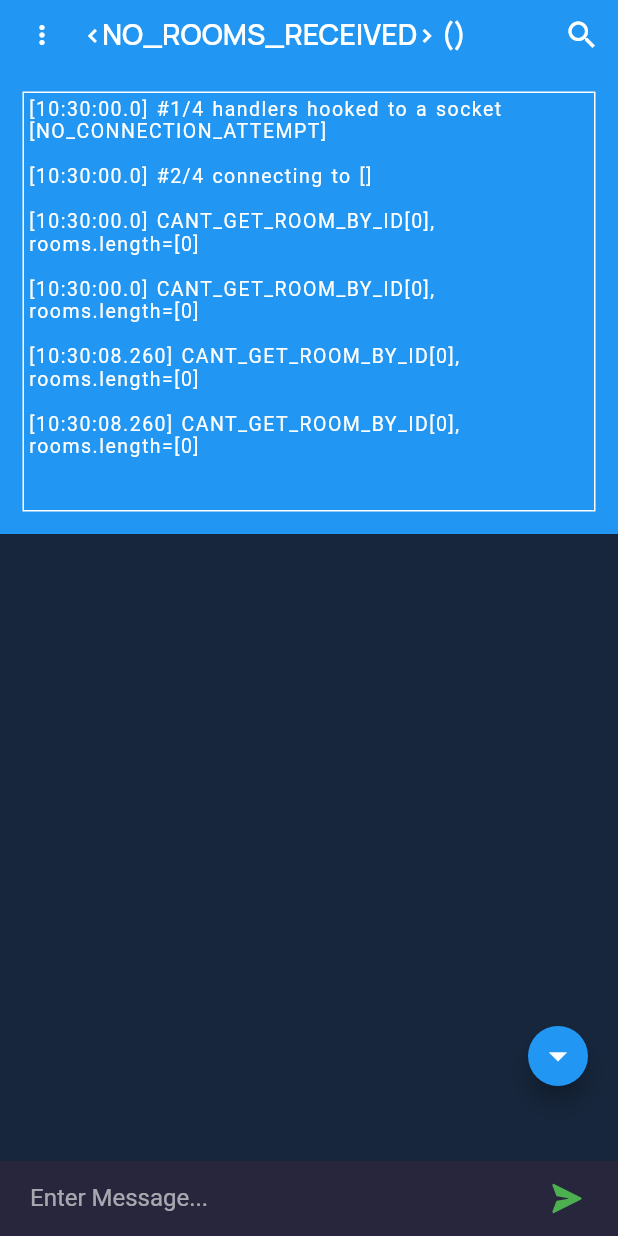
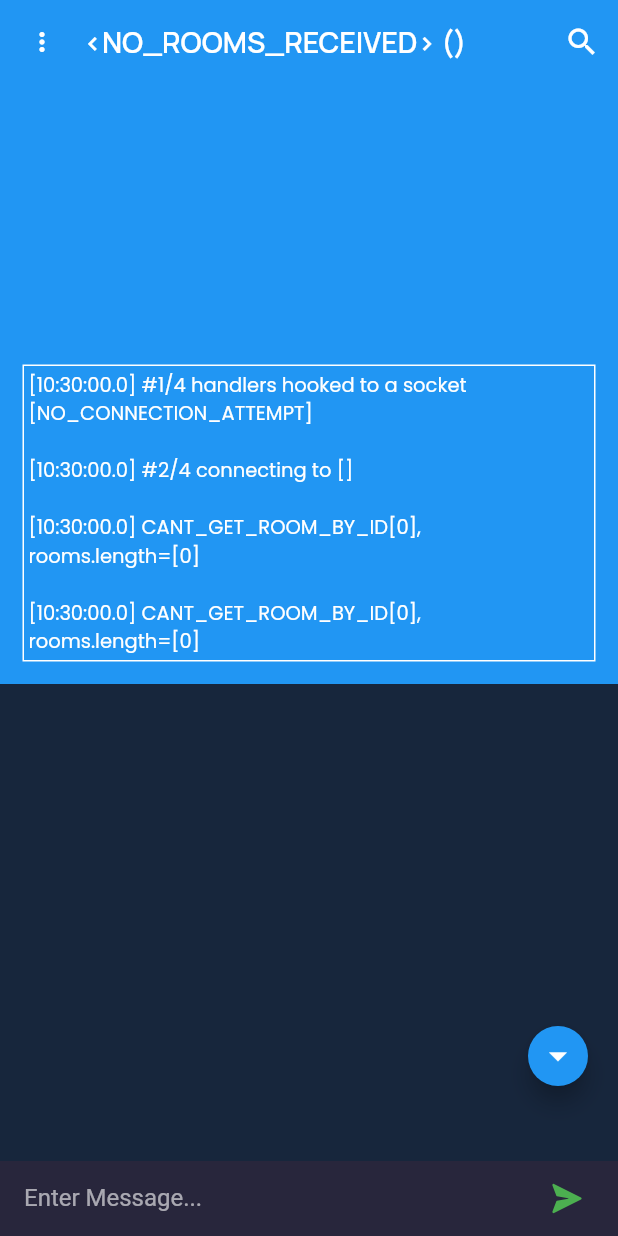
Before and after one commit to worldexplorer/shopping_list_flutter, a Flutter app: the screen it shows after launch, after a tap on the "search" icon, on a phone screen of 412 x 824 dp. Run offline on Flutter 3.47's test engine with Material 2 defaults, Android fonts, the phone set to English and light mode, and no system bars; our stand-ins replace fluentui_system_icons, flutter_hooks, flutter_styled_toast, google_fonts, hooks_riverpod, socket_io_client; accounts and stored records are empty; network calls fail.

Commit message:
+ctxMenu TODO: onTap() receives parent's Container tap

```diff
--- a/lib/utils/routes.dart
+++ b/lib/utils/routes.dart
@@ -49,7 +49,7 @@ class Router extends ChangeNotifier {
       page: Page.Log,
       title: "Log",
       path: '/log',
-      widget: (BuildContext context) => const Log(),
+      widget: (BuildContext context) => Log(),
       isSelectedInMenu: false,
       isVisibleInMenu: true);
 
--- a/lib/utils/static_logger.dart
+++ b/lib/utils/static_logger.dart
@@ -16,4 +16,8 @@ class StaticLogger {
   static dumpAll([String separator = '\n']) {
     return buffer.join(separator);
   }
+
+  static void clear() {
+    buffer.clear();
+  }
 }
--- a/lib/utils/theme.dart
+++ b/lib/utils/theme.dart
@@ -18,5 +18,6 @@ ThemeData theme(BuildContext _) {
   );
 }
 
-Color get bg => Platform.isIOS ? Color(0xff242f3e) : Color(0xff17263c);
+Color get chatBackground =>
+    Platform.isIOS ? Color(0xff242f3e) : Color(0xff17263c);
 Color get altColor => Platform.isIOS ? Color(0xff17263c) : Color(0xff28263c);
--- a/lib/views/chat.dart
+++ b/lib/views/chat.dart
@@ -2,6 +2,9 @@ import 'package:flutter/material.dart';
 import 'package:flutter_hooks/flutter_hooks.dart';
 import 'package:google_fonts/google_fonts.dart';
 import 'package:hooks_riverpod/hooks_riverpod.dart';
+import 'package:shopping_list_flutter/utils/static_logger.dart';
+import 'package:shopping_list_flutter/widget/context_menu.dart';
+import 'package:shopping_list_flutter/widget/message_item.dart';
 
 import '../hooks/scroll_controller_for_animation.dart';
 import '../network/incoming/incoming_state.dart';
@@ -11,7 +14,46 @@ import '../widget/flat_text_field.dart';
 import 'views.dart';
 
 class Chat extends HookConsumerWidget {
-  const Chat({Key? key}) : super(key: key);
+  late TextStyle ctxMenuItemTextStyle;
+  late CtxMenuItem replyCtx;
+  late CtxMenuItem forwardCtx;
+  late CtxMenuItem editCtx;
+  late CtxMenuItem deleteCtx;
+
+  Chat({Key? key}) : super(key: key) {
+    ctxMenuItemTextStyle = GoogleFonts.poppins(
+      color: Colors.white.withOpacity(0.8),
+      fontSize: 15,
+    );
+    // color: Colors.white, fontWeight: FontWeight.bold, fontSize: 13.0);
+
+    replyCtx = CtxMenuItem(
+      'Reply',
+      () {
+        StaticLogger.clear();
+      },
+    );
+    forwardCtx = CtxMenuItem(
+      'Forward',
+      () {
+        StaticLogger.clear();
+      },
+    );
+    editCtx = CtxMenuItem(
+      'Edit',
+      // true,
+      () {
+        StaticLogger.clear();
+      },
+      // ctxMenuItemTextStyle,
+    );
+    deleteCtx = CtxMenuItem(
+      'Delete',
+      () {
+        StaticLogger.clear();
+      },
+    );
+  }
 
   @override
   Widget build(BuildContext context, WidgetRef ref) {
@@ -19,6 +61,8 @@ class Chat extends HookConsumerWidget {
     final incoming = ref.watch(incomingStateProvider);
 
     var debugExpanded = useState(false);
+    final tapGlobalPosition = useState(const Offset(0, 0));
+    final messagesSelected = useState<Map<int, MessageItem>>({});
 
     final hideFabAnimController = useAnimationController(
         duration: kThemeAnimationDuration, initialValue: 1);
@@ -26,7 +70,7 @@ class Chat extends HookConsumerWidget {
         useScrollControllerForAnimation(hideFabAnimController);
 
     return Scaffold(
-      backgroundColor: bg,
+      backgroundColor: chatBackground,
       floatingActionButton: FadeTransition(
         opacity: hideFabAnimController,
         child: ScaleTransition(
@@ -42,7 +86,9 @@ class Chat extends HookConsumerWidget {
                 Icons.arrow_drop_down,
                 size: 28,
               ),
-              onPressed: () {},
+              onPressed: () {
+                // scrollController.sc
+              },
             ),
           ),
         ),
@@ -109,8 +155,9 @@ class Chat extends HookConsumerWidget {
                 // )),
               ],
               bottom: PreferredSize(
-                preferredSize: Size.fromHeight(debugExpanded.value ? 300 : 0),
-                child: debugExpanded.value ? const Log() : Container(),
+                preferredSize: Size.fromHeight(debugExpanded.value ? 400 : 0),
+                child:
+                    debugExpanded.value ? Expanded(child: Log()) : Container(),
               )),
           SliverFillRemaining(
             hasScrollBody: true,
@@ -119,7 +166,40 @@ class Chat extends HookConsumerWidget {
                 child: ListView(
                   reverse: true,
                   padding: const EdgeInsets.all(16),
-                  children: [...incoming.getMessageItems],
+                  children: incoming.getMessageItems
+                      .map((msgItem) => addContextMenu(
+                          child: Container(
+                              color: msgItem.selected
+                                  ? altColor
+                                  : Colors.transparent,
+                              child: msgItem),
+                          context: context,
+                          tapGlobalPosition: tapGlobalPosition,
+                          items: [editCtx, replyCtx, forwardCtx, deleteCtx],
+                          textStyle: ctxMenuItemTextStyle,
+                          onItemTap: () {
+                            final isInSelectMode =
+                                messagesSelected.value.isNotEmpty;
+                            if (!isInSelectMode) {
+                              return;
+                            }
+
+                            if (msgItem.selected) {
+                              messagesSelected.value.remove(msgItem.message.id);
+                              msgItem.selected = false;
+                            } else {
+                              messagesSelected.value
+                                  .addAll({msgItem.message.id: msgItem});
+                              msgItem.selected = true;
+                            }
+                          },
+                          onOpened: () {
+                            messagesSelected.value
+                                .addAll({msgItem.message.id: msgItem});
+                            msgItem.selected = true;
+                          },
+                          onClosed: () {}))
+                      .toList(),
                 ),
               ),
               Container(
--- a/lib/views/home.dart
+++ b/lib/views/home.dart
@@ -66,7 +66,7 @@ class Home extends HookConsumerWidget {
                 borderRadius: const BorderRadius.all(Radius.circular(40)),
                 elevation: 8,
                 color: backgroundColor,
-                child: const Chat(),
+                child: Chat(),
               ),
             ),
           ),
--- a/lib/views/log.dart
+++ b/lib/views/log.dart
@@ -1,18 +1,40 @@
+import 'package:flutter/gestures.dart';
 import 'package:flutter/material.dart';
 import 'package:flutter_hooks/flutter_hooks.dart';
+import 'package:google_fonts/google_fonts.dart';
 import 'package:shopping_list_flutter/utils/static_logger.dart';
+import 'package:shopping_list_flutter/widget/context_menu.dart';
 
 class Log extends HookWidget {
-  const Log({Key? key}) : super(key: key);
+  late TextStyle ctxMenuItemTextStyle;
+  late CtxMenuItem clearCtx;
+
+  Log({Key? key}) : super(key: key) {
+    ctxMenuItemTextStyle = GoogleFonts.poppins(
+      color: Colors.white.withOpacity(0.8),
+      fontSize: 15,
+    );
+
+    clearCtx = CtxMenuItem(
+      // value: 'clear',
+      'Clear',
+      // true,
+      () {
+        StaticLogger.clear();
+      },
+      // ctxMenuItemTextStyle,
+    );
+  }
 
   @override
   build(BuildContext context) {
     final text = StaticLogger.dumpAll('\n\n');
+    final tapGlobalPosition = useState(const Offset(0, 0));
 
     return Container(
       margin: const EdgeInsets.all(15.0),
       padding: const EdgeInsets.all(3.0),
-      height: 280,
+      height: 400,
       decoration: BoxDecoration(
         border: Border.all(
           color: Colors.white,
@@ -21,16 +43,23 @@ class Log extends HookWidget {
       ),
       child: SingleChildScrollView(
         scrollDirection: Axis.vertical,
+        child: addContextMenu(
             child: Text(
               text,
-          style: const TextStyle(
+              style: GoogleFonts.poppins(
                 color: Colors.white,
-            // fontWeight: FontWeight.bold,
                 fontSize: 13.0,
-            letterSpacing: 1,
-            wordSpacing: 1,
+                // letterSpacing: 1,
+                // wordSpacing: 1,
               ),
             ),
+            tapGlobalPosition: tapGlobalPosition,
+            context: context,
+            items: [clearCtx],
+            textStyle: ctxMenuItemTextStyle,
+            onItemTap: () {},
+            onOpened: () {},
+            onClosed: () {}),
       ),
     );
   }
--- a/lib/widget/flat_text_field.dart
+++ b/lib/widget/flat_text_field.dart
@@ -65,9 +65,9 @@ class FlatTextField extends HookConsumerWidget {
                     ),
                     border: InputBorder.none,
                     contentPadding: const EdgeInsets.fromLTRB(
+                      6.0,
+                      16.0,
                       10.0,
-                      16.0,
-                      16.0,
                       16.0,
                     ),
                   ),
```
Also changed, not shown: lib/widget/context_menu.dart (added, +99 -0 lines), lib/widget/message_item.dart (+5 -3 lines). Lines whose indentation alone changed are shown as unchanged.
